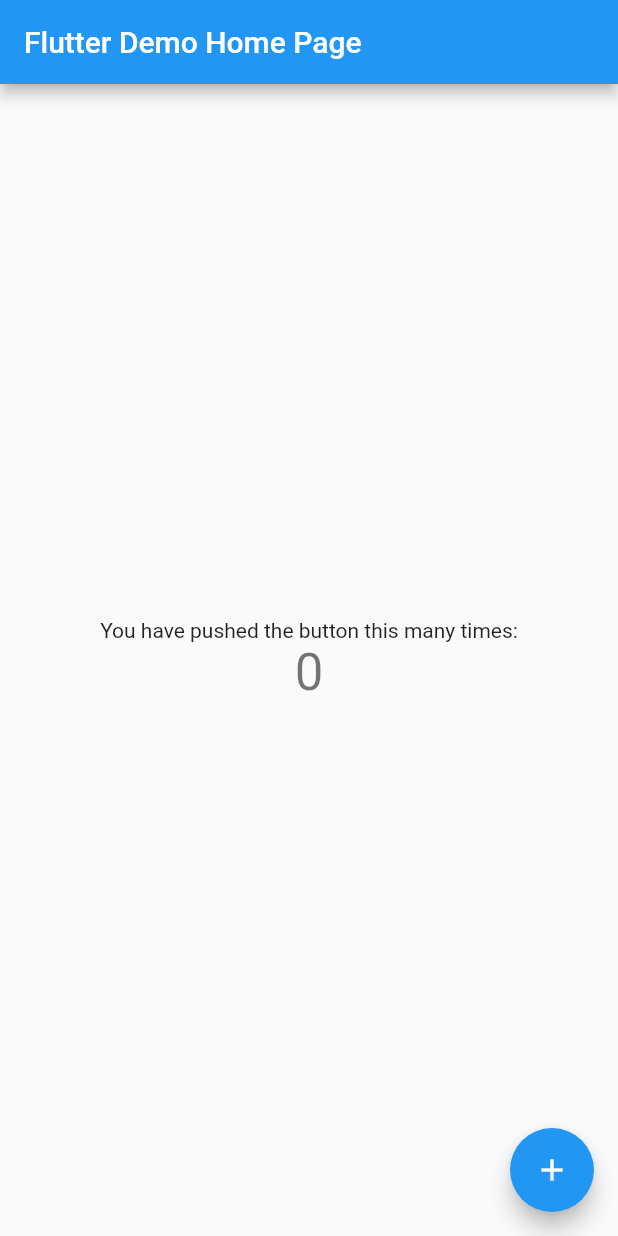
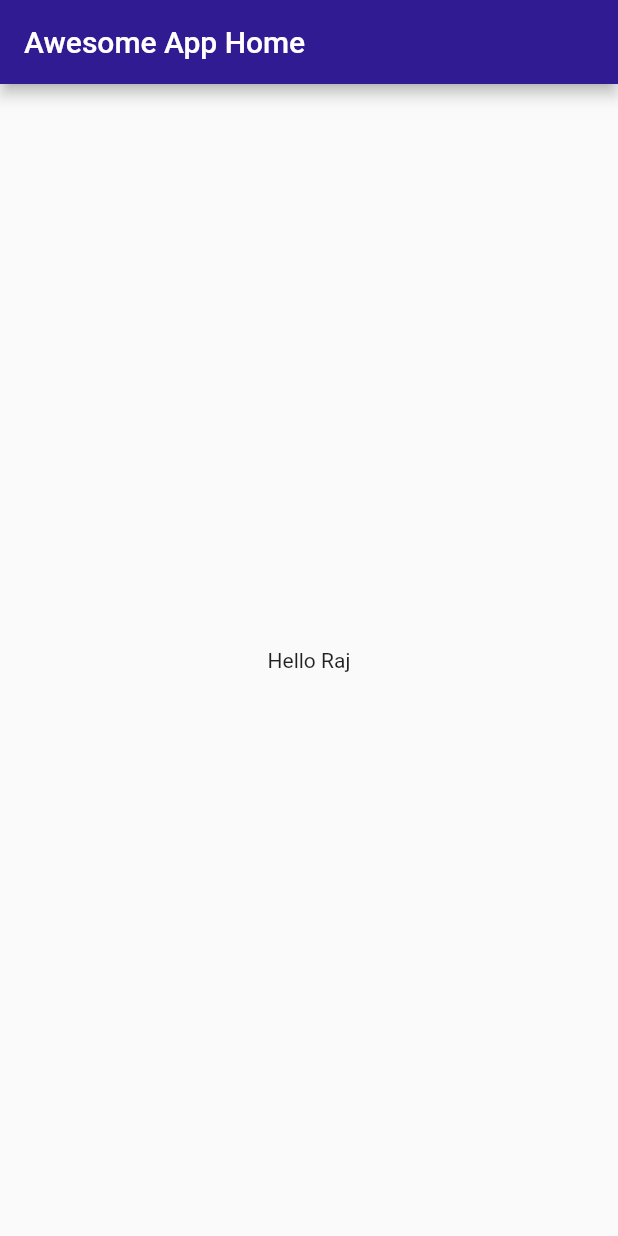
Before and after one commit to rajaniket/my-awesome-project, a Flutter app: the screen it shows after launch, on a phone screen of 412 x 824 dp. Run offline on Flutter 3.47's test engine with Material 2 defaults, Android fonts, the phone set to English and light mode, and no system bars.

Commit message:
ch1 completed

```diff
--- a/lib/main.dart
+++ b/lib/main.dart
@@ -1,113 +1,24 @@
 import 'package:flutter/material.dart';
+import 'package:flutter/cupertino.dart';
 
 void main() {
-  runApp(MyApp());
+  runApp(MaterialApp(
+    title: "Awesome App",
+    home: HomePage(),
+  ));
 }
 
-class MyApp extends StatelessWidget {
-  // This widget is the root of your application.
+class HomePage extends StatelessWidget {
   @override
   Widget build(BuildContext context) {
-    return MaterialApp(
-      title: 'Flutter Demo',
-      theme: ThemeData(
-        // This is the theme of your application.
-        //
-        // Try running your application with "flutter run". You'll see the
-        // application has a blue toolbar. Then, without quitting the app, try
-        // changing the primarySwatch below to Colors.green and then invoke
-        // "hot reload" (press "r" in the console where you ran "flutter run",
-        // or simply save your changes to "hot reload" in a Flutter IDE).
-        // Notice that the counter didn't reset back to zero; the application
-        // is not restarted.
-        primarySwatch: Colors.blue,
+    return Scaffold(
+      appBar: AppBar(
+        title: Text("Awesome App Home"),
+        backgroundColor: Colors.deepPurple[900],
       ),
-      home: MyHomePage(title: 'Flutter Demo Home Page'),
+      body: Container(
+        child: Center(child: Text('Hello Raj')),
+      ),
     );
   }
 }
-
-class MyHomePage extends StatefulWidget {
-  MyHomePage({Key key, this.title}) : super(key: key);
-
-  // This widget is the home page of your application. It is stateful, meaning
-  // that it has a State object (defined below) that contains fields that affect
-  // how it looks.
-
-  // This class is the configuration for the state. It holds the values (in this
-  // case the title) provided by the parent (in this case the App widget) and
-  // used by the build method of the State. Fields in a Widget subclass are
-  // always marked "final".
-
-  final String title;
-
-  @override
-  _MyHomePageState createState() => _MyHomePageState();
-}
-
-class _MyHomePageState extends State<MyHomePage> {
-  int _counter = 0;
-
-  void _incrementCounter() {
-    setState(() {
-      // This call to setState tells the Flutter framework that something has
-      // changed in this State, which causes it to rerun the build method below
-      // so that the display can reflect the updated values. If we changed
-      // _counter without calling setState(), then the build method would not be
-      // called again, and so nothing would appear to happen.
-      _counter++;
-    });
-  }
-
-  @override
-  Widget build(BuildContext context) {
-    // This method is rerun every time setState is called, for instance as done
-    // by the _incrementCounter method above.
-    //
-    // The Flutter framework has been optimized to make rerunning build methods
-    // fast, so that you can just rebuild anything that needs updating rather
-    // than having to individually change instances of widgets.
-    return Scaffold(
-      appBar: AppBar(
-        // Here we take the value from the MyHomePage object that was created by
-        // the App.build method, and use it to set our appbar title.
-        title: Text(widget.title),
-      ),
-      body: Center(
-        // Center is a layout widget. It takes a single child and positions it
-        // in the middle of the parent.
-        child: Column(
-          // Column is also a layout widget. It takes a list of children and
-          // arranges them vertically. By default, it sizes itself to fit its
-          // children horizontally, and tries to be as tall as its parent.
-          //
-          // Invoke "debug painting" (press "p" in the console, choose the
-          // "Toggle Debug Paint" action from the Flutter Inspector in Android
-          // Studio, or the "Toggle Debug Paint" command in Visual Studio Code)
-          // to see the wireframe for each widget.
-          //
-          // Column has various properties to control how it sizes itself and
-          // how it positions its children. Here we use mainAxisAlignment to
-          // center the children vertically; the main axis here is the vertical
-          // axis because Columns are vertical (the cross axis would be
-          // horizontal).
-          mainAxisAlignment: MainAxisAlignment.center,
-          children: <Widget>[
-            Text(
-              'You have pushed the button this many times:',
-            ),
-            Text(
-              '$_counter',
-              style: Theme.of(context).textTheme.headline4,
-            ),
-          ],
-        ),
-      ),
-      floatingActionButton: FloatingActionButton(
-        onPressed: _incrementCounter,
-        tooltip: 'Increment',
-        child: Icon(Icons.add),
-      ), // This trailing comma makes auto-formatting nicer for build methods.
-    );
-  }
-}
```
